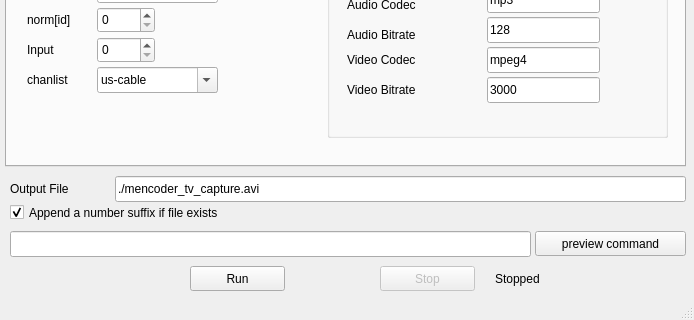
First picture: the form in ui/mtvcgui.ui, repository sbruno/mtvcgui, before the edit; both pictures show x 0 to 694 and y 203 to 523 of the 694 by 523 pixel window.
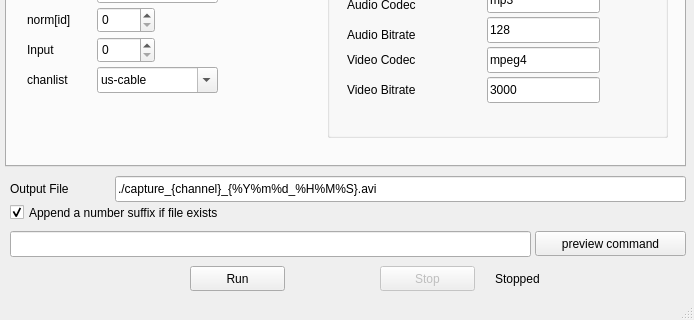
Second picture: the form after the edit.

The edit to the form file:
```diff
--- a/ui/mtvcgui.ui
+++ b/ui/mtvcgui.ui
@@ -36,7 +36,7 @@
      </rect>
     </property>
     <property name="text" >
-     <string>./mencoder_tv_capture.avi</string>
+     <string>./capture_{channel}_{%Y%m%d_%H%M%S}.avi</string>
     </property>
    </widget>
    <widget class="QLabel" name="label" >
```
